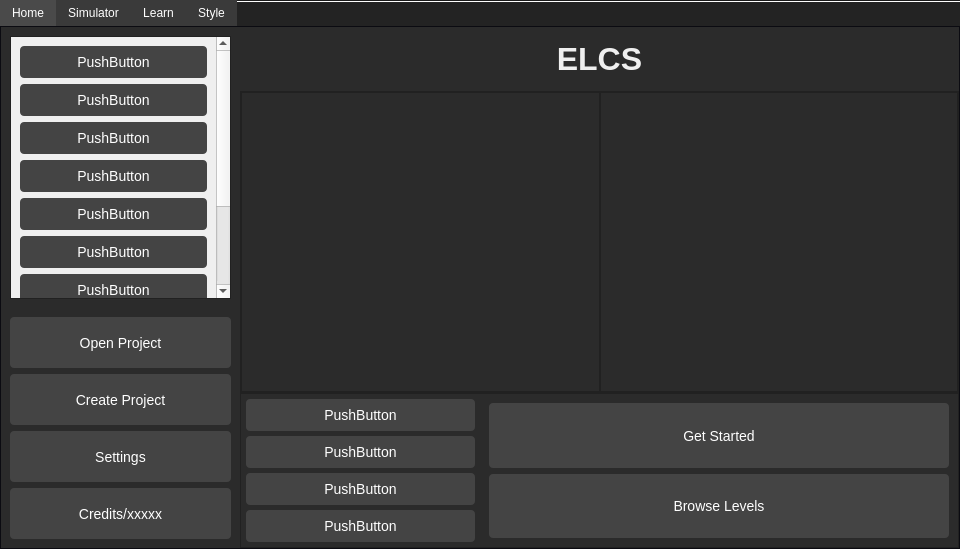
This is src/ui/mainwindow.ui in karbysCantCode/ELCS as Qt 5 draws it before an edit. The edited form follows.
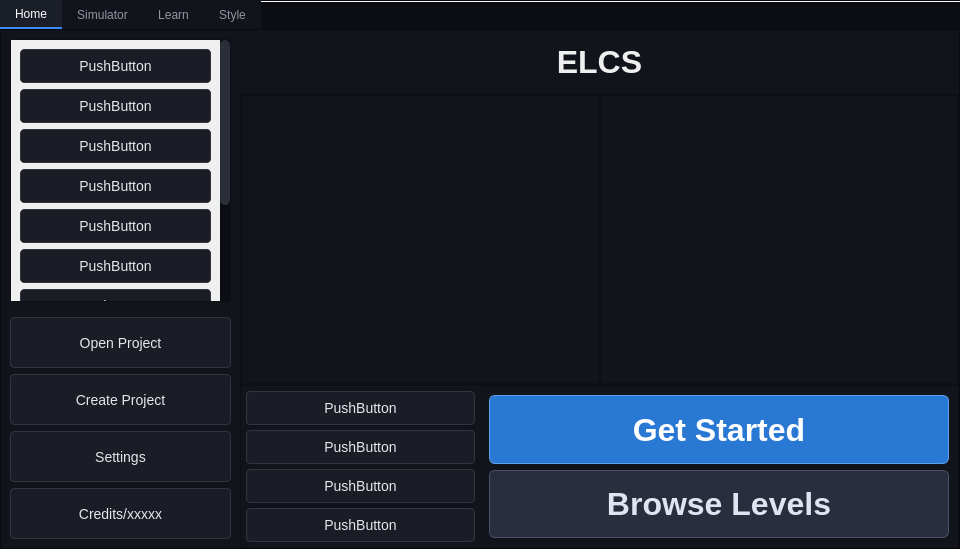
This is the edited form. The open tabs and pages were chosen to show the change. Custom widgets are drawn as their Qt base class.

The edit to the form file:
```diff
--- a/src/ui/mainwindow.ui
+++ b/src/ui/mainwindow.ui
@@ -29,20 +29,33 @@
    <string>MainWindow</string>
   </property>
   <property name="styleSheet">
-   <string notr="true">QMainWindow {
-    background: rgb(11, 11, 17);
+   <string notr="true">/* =========================================================
+   GLOBAL
+   ========================================================= */
+
+QMainWindow {
+    background: #080a0f;
 }
 
 QWidget#centralwidget {
-    background: rgb(11, 11, 17);
+    background: #080a0f;
 }
 
+QWidget {
+    color: #e5e7eb;
+}
+
+
+/* =========================================================
+   TOOL BUTTONS
+   ========================================================= */
+
 QToolButton {
-    background: rgb(30, 59, 84);
-    color: white;
-	border: 1px solid #a3ccff;
+    background: #151923;
+    color: #e5e7eb;
+    border: 1px solid #303542;
     border-radius: 4px;
-    padding: 2px 2px;
+    padding: 2px 4px;
     font-size: 14px;
 }
 
@@ -55,82 +68,78 @@
 }
 
 QToolButton:checked {
-    background: rgb(45, 78, 107);
+    background: #202a3a;
+    border: 1px solid #4b6b91;
 }
 
-QTabWidget#tabWidget QWidget[variant=&quot;page&quot;] {
- background: rgb(30, 30, 50);
+
+/* =========================================================
+   TABS
+   ========================================================= */
+
+QTabWidget {
+    background: #101218;
+}
+
+QTabWidget::pane {
+    background: #11141b;
+    border: 1px solid #292d37;
 }
 
 QTabBar {
-    background: rgb(35, 35, 35);
+    background: #0b0d12;
 }
 
 QTabBar::tab {
-    background: rgb(58, 58, 58);
-    color: white;
+    background: #11141a;
+    color: #8f96a3;
     padding: 6px 14px;
-}
-
-QTabBar::tab:selected {
-    background: rgb(43, 43, 43);
-}
-
-QTabWidget::pane {
-    background: #2b2b2b;
-    border: 1px solid #555;
-}
-
-QTabBar::tab {
-    background: #3a3a3a;
-    color: white;
-    padding: 6px 12px;
-}
-
-QTabBar::tab:selected {
-    background: #4a4a4a;
+    border: 1px solid transparent;
 }
 
 QTabBar::tab:hover {
     background: #505050;
 }
 
+QTabBar::tab:selected {
+    background: #1b1f29;
+    color: #ffffff;
+    border-bottom: 2px solid #3d8cff;
+}
+
+
+/* =========================================================
+   TEXT EDIT
+   ========================================================= */
+
 QTextEdit {
-    background: #3a3a3a;
-    color: white;
-    border: 1px solid #555;
+    background: #11141a;
+    color: #e5e7eb;
+    border: 1px solid #2d323d;
     border-radius: 4px;
     padding: 8px;
     font-size: 14px;
+    selection-background-color: #294b73;
+    selection-color: white;
+}
+
+QTextEdit:hover {
+    border: 1px solid #3a414f;
 }
 
 QTextEdit:focus {
     border: 1px solid #4da6ff;
 }
 
-QPushButton[variant=&quot;create&quot;] {
-    background: rgb(30, 59, 84);
-    color: white;
-    border: 1px solid #a3ccff;
-    border-radius: 4px;
-    padding: 8px 18px;
-    font-size: 14px;
-}
 
-QPushButton[variant=&quot;create&quot;]:hover {
-    background: rgb(45, 78, 107);
-	border: 1px solid #a3ccff;
-}
-
-QPushButton[variant=&quot;create&quot;]:pressed {
-    background: rgb(20, 42, 60);
-	border: 1px solid #a3ccff;
-}
+/* =========================================================
+   BUTTONS
+   ========================================================= */
 
 QPushButton {
-    background: #444444;
-    color: white;
-    border: none;
+    background: #1a1d25;
+    color: #e5e7eb;
+    border: 1px solid #303541;
     border-radius: 4px;
     padding: 8px 18px;
     font-size: 14px;
@@ -144,10 +153,38 @@
     background: #333333;
 }
 
+
+/* =========================================================
+   CREATE BUTTON
+   ========================================================= */
+
+QPushButton[variant=&quot;create&quot;] {
+    background: #18283a;
+    color: #e8f2ff;
+    border: 1px solid #426487;
+    border-radius: 4px;
+    padding: 8px 18px;
+    font-size: 14px;
+}
+
+QPushButton[variant=&quot;create&quot;]:hover {
+    background: #20364d;
+    border: 1px solid #527ba5;
+}
+
+QPushButton[variant=&quot;create&quot;]:pressed {
+    background: #122131;
+}
+
+
+/* =========================================================
+   MAIN BUTTON
+   ========================================================= */
+
 QPushButton#mainButton {
-    background: #2d8cff;
+    background: #216dcc;
     color: white;
-    border: 1px solid #a3ccff;
+    border: 1px solid #5597ed;
     border-radius: 4px;
     padding: 8px 18px;
     font-size: 14px;
@@ -161,10 +198,15 @@
     background: #1c6dcc;
 }
 
+
+/* =========================================================
+   DANGER BUTTON
+   ========================================================= */
+
 QPushButton#dangerButton {
-    background: #d9534f;
-    color: white;
-    border: none;
+    background: #642a2a;
+    color: #ffdddd;
+    border: 1px solid #8b3b3b;
     border-radius: 4px;
     padding: 8px 18px;
     font-size: 14px;
@@ -179,56 +221,190 @@
 }
 
 
+/* =========================================================
+   FRAMES / PANELS
+   ========================================================= */
+
 QFrame {
-    background: #2b2b2b;
+    background: #11141b;
 }
 
 QFrame#secondaryFrame {
-    background: #333333;
+    background: #171a22;
 }
 
 QFrame#cardFrame {
-    background: #3a3a3a;
-    border-radius: 4px;
-    border: 1px solid #555555;
+    background: #1b1f28;
+    border-radius: 5px;
+    border: 1px solid #2c313c;
 }
 
 
+/* =========================================================
+   OVERLAY
+   ========================================================= */
+
 QWidget#overlay {
-    background: rgba(0,0,0,120);
+    background: rgba(0, 0, 0, 175);
 }
 
 
+/* =========================================================
+   LABELS
+   ========================================================= */
+
 QLabel {
-    color: #dddddd;
+    color: #d5d9e0;
     font-size: 14px;
 }
 
-
 QLabel#titleLabel {
-    color: white;
+    color: #f3f4f6;
     font-size: 20px;
     font-weight: bold;
 }
 
-
 QLabel#secondaryLabel {
-    color: #aaaaaa;
+    color: #858c99;
     font-size: 12px;
 }
 
-
 QLabel#errorLabel {
     color: #ff6b6b;
     font-size: 13px;
     font-weight: bold;
 }
 
-
 QLabel#successLabel {
-    color: #4caf50;
+    color: #5fc77b;
     font-size: 13px;
     font-weight: bold;
+}
+
+
+/* =========================================================
+   SCROLLBARS
+   ========================================================= */
+
+QScrollBar:vertical {
+    background: #0b0d12;
+    width: 10px;
+    margin: 0;
+}
+
+QScrollBar::handle:vertical {
+    background: #292e38;
+    min-height: 25px;
+    border-radius: 5px;
+}
+
+QScrollBar::handle:vertical:hover {
+    background: #383f4c;
+}
+
+QScrollBar::add-line:vertical,
+QScrollBar::sub-line:vertical {
+    height: 0;
+}
+
+QScrollBar:horizontal {
+    background: #0b0d12;
+    height: 10px;
+    margin: 0;
+}
+
+QScrollBar::handle:horizontal {
+    background: #292e38;
+    min-width: 25px;
+    border-radius: 5px;
+}
+
+QScrollBar::handle:horizontal:hover {
+    background: #383f4c;
+}
+
+QScrollBar::add-line:horizontal,
+QScrollBar::sub-line:horizontal {
+    width: 0;
+}
+
+
+/* =========================================================
+   LINE EDIT
+   ========================================================= */
+
+QLineEdit {
+    background: #11141a;
+    color: #e5e7eb;
+    border: 1px solid #2d323d;
+    border-radius: 4px;
+    padding: 7px 8px;
+    font-size: 14px;
+    selection-background-color: #294b73;
+}
+
+QLineEdit:hover {
+    border: 1px solid #3a414f;
+}
+
+QLineEdit:focus {
+    border: 1px solid #3d8cff;
+}
+
+
+/* =========================================================
+   CHECKBOXES
+   ========================================================= */
+
+QCheckBox {
+    color: #d5d9e0;
+    spacing: 7px;
+}
+
+QCheckBox::indicator {
+    width: 15px;
+    height: 15px;
+    background: #11141a;
+    border: 1px solid #3a404c;
+    border-radius: 3px;
+}
+
+QCheckBox::indicator:hover {
+    border: 1px solid #4b5565;
+}
+
+QCheckBox::indicator:checked {
+    background: #216dcc;
+    border: 1px solid #5597ed;
+}
+
+
+/* =========================================================
+   COMBO BOX
+   ========================================================= */
+
+QComboBox {
+    background: #11141a;
+    color: #e5e7eb;
+    border: 1px solid #2d323d;
+    border-radius: 4px;
+    padding: 6px 8px;
+}
+
+QComboBox:hover {
+    border: 1px solid #3a414f;
+}
+
+QComboBox:focus {
+    border: 1px solid #3d8cff;
+}
+
+QComboBox QAbstractItemView {
+    background: #151820;
+    color: #e5e7eb;
+    border: 1px solid #303541;
+    selection-background-color: #24364d;
+    selection-color: white;
 }</string>
   </property>
   <widget class="QWidget" name="centralwidget">
@@ -262,88 +438,196 @@
       <property name="palette">
        <palette>
         <active>
+         <colorrole role="WindowText">
+          <brush brushstyle="SolidPattern">
+           <color alpha="255">
+            <red>229</red>
+            <green>231</green>
+            <blue>235</blue>
+           </color>
+          </brush>
+         </colorrole>
          <colorrole role="Button">
           <brush brushstyle="SolidPattern">
            <color alpha="255">
-            <red>27</red>
-            <green>27</green>
-            <blue>28</blue>
+            <red>16</red>
+            <green>18</green>
+            <blue>24</blue>
+           </color>
+          </brush>
+         </colorrole>
+         <colorrole role="Text">
+          <brush brushstyle="SolidPattern">
+           <color alpha="255">
+            <red>229</red>
+            <green>231</green>
+            <blue>235</blue>
+           </color>
+          </brush>
+         </colorrole>
+         <colorrole role="ButtonText">
+          <brush brushstyle="SolidPattern">
+           <color alpha="255">
+            <red>229</red>
+            <green>231</green>
+            <blue>235</blue>
            </color>
           </brush>
          </colorrole>
          <colorrole role="Base">
           <brush brushstyle="SolidPattern">
            <color alpha="255">
-            <red>27</red>
-            <green>27</green>
-            <blue>28</blue>
+            <red>16</red>
+            <green>18</green>
+            <blue>24</blue>
            </color>
           </brush>
          </colorrole>
          <colorrole role="Window">
           <brush brushstyle="SolidPattern">
            <color alpha="255">
-            <red>27</red>
-            <green>27</green>
-            <blue>28</blue>
+            <red>16</red>
+            <green>18</green>
+            <blue>24</blue>
+           </color>
+          </brush>
+         </colorrole>
+         <colorrole role="PlaceholderText">
+          <brush brushstyle="SolidPattern">
+           <color alpha="128">
+            <red>229</red>
+            <green>231</green>
+            <blue>235</blue>
            </color>
           </brush>
          </colorrole>
         </active>
         <inactive>
+         <colorrole role="WindowText">
+          <brush brushstyle="SolidPattern">
+           <color alpha="255">
+            <red>229</red>
+            <green>231</green>
+            <blue>235</blue>
+           </color>
+          </brush>
+         </colorrole>
          <colorrole role="Button">
           <brush brushstyle="SolidPattern">
            <color alpha="255">
-            <red>27</red>
-            <green>27</green>
-            <blue>28</blue>
+            <red>16</red>
+            <green>18</green>
+            <blue>24</blue>
+           </color>
+          </brush>
+         </colorrole>
+         <colorrole role="Text">
+          <brush brushstyle="SolidPattern">
+           <color alpha="255">
+            <red>229</red>
+            <green>231</green>
+            <blue>235</blue>
+           </color>
+          </brush>
+         </colorrole>
+         <colorrole role="ButtonText">
+          <brush brushstyle="SolidPattern">
+           <color alpha="255">
+            <red>229</red>
+            <green>231</green>
+            <blue>235</blue>
            </color>
           </brush>
          </colorrole>
          <colorrole role="Base">
           <brush brushstyle="SolidPattern">
            <color alpha="255">
-            <red>27</red>
-            <green>27</green>
-            <blue>28</blue>
+            <red>16</red>
+            <green>18</green>
+            <blue>24</blue>
            </color>
           </brush>
          </colorrole>
          <colorrole role="Window">
           <brush brushstyle="SolidPattern">
            <color alpha="255">
-            <red>27</red>
-            <green>27</green>
-            <blue>28</blue>
+            <red>16</red>
+            <green>18</green>
+            <blue>24</blue>
+           </color>
+          </brush>
+         </colorrole>
+         <colorrole role="PlaceholderText">
+          <brush brushstyle="SolidPattern">
+           <color alpha="128">
+            <red>229</red>
+            <green>231</green>
+            <blue>235</blue>
            </color>
           </brush>
          </colorrole>
         </inactive>
         <disabled>
+         <colorrole role="WindowText">
+          <brush brushstyle="SolidPattern">
+           <color alpha="255">
+            <red>229</red>
+            <green>231</green>
+            <blue>235</blue>
+           </color>
+          </brush>
+         </colorrole>
          <colorrole role="Button">
           <brush brushstyle="SolidPattern">
            <color alpha="255">
-            <red>27</red>
-            <green>27</green>
-            <blue>28</blue>
+            <red>16</red>
+            <green>18</green>
+            <blue>24</blue>
+           </color>
+          </brush>
+         </colorrole>
+         <colorrole role="Text">
+          <brush brushstyle="SolidPattern">
+           <color alpha="255">
+            <red>229</red>
+            <green>231</green>
+            <blue>235</blue>
+           </color>
+          </brush>
+         </colorrole>
+         <colorrole role="ButtonText">
+          <brush brushstyle="SolidPattern">
+           <color alpha="255">
+            <red>229</red>
+            <green>231</green>
+            <blue>235</blue>
            </color>
           </brush>
          </colorrole>
          <colorrole role="Base">
           <brush brushstyle="SolidPattern">
            <color alpha="255">
-            <red>27</red>
-            <green>27</green>
-            <blue>28</blue>
+            <red>16</red>
+            <green>18</green>
+            <blue>24</blue>
            </color>
           </brush>
          </colorrole>
          <colorrole role="Window">
           <brush brushstyle="SolidPattern">
            <color alpha="255">
-            <red>27</red>
-            <green>27</green>
-            <blue>28</blue>
+            <red>16</red>
+            <green>18</green>
+            <blue>24</blue>
+           </color>
+          </brush>
+         </colorrole>
+         <colorrole role="PlaceholderText">
+          <brush brushstyle="SolidPattern">
+           <color alpha="128">
+            <red>229</red>
+            <green>231</green>
+            <blue>235</blue>
            </color>
           </brush>
          </colorrole>
@@ -431,8 +715,8 @@
                <rect>
                 <x>0</x>
                 <y>0</y>
-                <width>213</width>
-                <height>494</height>
+                <width>203</width>
+                <height>514</height>
                </rect>
               </property>
               <layout class="QVBoxLayout" name="verticalLayout">
@@ -451,54 +735,54 @@
                     <colorrole role="WindowText">
                      <brush brushstyle="SolidPattern">
                       <color alpha="255">
-                       <red>255</red>
-                       <green>255</green>
-                       <blue>255</blue>
+                       <red>229</red>
+                       <green>231</green>
+                       <blue>235</blue>
                       </color>
                      </brush>
                     </colorrole>
                     <colorrole role="Button">
                      <brush brushstyle="SolidPattern">
                       <color alpha="255">
-                       <red>68</red>
-                       <green>68</green>
-                       <blue>68</blue>
+                       <red>26</red>
+                       <green>29</green>
+                       <blue>37</blue>
                       </color>
                      </brush>
                     </colorrole>
                     <colorrole role="Text">
                      <brush brushstyle="SolidPattern">
                       <color alpha="255">
-                       <red>255</red>
-                       <green>255</green>
-                       <blue>255</blue>
+                       <red>229</red>
+                       <green>231</green>
+                       <blue>235</blue>
                       </color>
                      </brush>
                     </colorrole>
                     <colorrole role="ButtonText">
                      <brush brushstyle="SolidPattern">
                       <color alpha="255">
-                       <red>255</red>
-                       <green>255</green>
-                       <blue>255</blue>
+                       <red>229</red>
+                       <green>231</green>
+                       <blue>235</blue>
                       </color>
                      </brush>
                     </colorrole>
                     <colorrole role="Base">
                      <brush brushstyle="SolidPattern">
                       <color alpha="255">
-                       <red>68</red>
-                       <green>68</green>
-                       <blue>68</blue>
+                       <red>26</red>
+                       <green>29</green>
+                       <blue>37</blue>
                       </color>
                      </brush>
                     </colorrole>
                     <colorrole role="Window">
                      <brush brushstyle="SolidPattern">
                       <color alpha="255">
-                       <red>68</red>
-                       <green>68</green>
-                       <blue>68</blue>
+                       <red>26</red>
+                       <green>29</green>
+                       <blue>37</blue>
                       </color>
                      </brush>
                     </colorrole>
@@ -514,9 +798,9 @@
                     <colorrole role="PlaceholderText">
                      <brush brushstyle="SolidPattern">
                       <color alpha="128">
-                       <red>255</red>
-                       <green>255</green>
-                       <blue>255</blue>
+                       <red>229</red>
+                       <green>231</green>
+                       <blue>235</blue>
                       </color>
                      </brush>
                     </colorrole>
@@ -525,54 +809,54 @@
                     <colorrole role="WindowText">
                      <brush brushstyle="SolidPattern">
                       <color alpha="255">
-                       <red>255</red>
-                       <green>255</green>
-                       <blue>255</blue>
+                       <red>229</red>
+                       <green>231</green>
+                       <blue>235</blue>
                       </color>
                      </brush>
                     </colorrole>
                     <colorrole role="Button">
                      <brush brushstyle="SolidPattern">
                       <color alpha="255">
-                       <red>68</red>
-                       <green>68</green>
-                       <blue>68</blue>
+                       <red>26</red>
+                       <green>29</green>
+                       <blue>37</blue>
                       </color>
                      </brush>
                     </colorrole>
                     <colorrole role="Text">
                      <brush brushstyle="SolidPattern">
                       <color alpha="255">
-                       <red>255</red>
-                       <green>255</green>
-                       <blue>255</blue>
+                       <red>229</red>
+                       <green>231</green>
+                       <blue>235</blue>
                       </color>
                      </brush>
                     </colorrole>
                     <colorrole role="ButtonText">
                      <brush brushstyle="SolidPattern">
                       <color alpha="255">
-                       <red>255</red>
-                       <green>255</green>
-                       <blue>255</blue>
+                       <red>229</red>
+                       <green>231</green>
+                       <blue>235</blue>
                       </color>
                      </brush>
                     </colorrole>
                     <colorrole role="Base">
                      <brush brushstyle="SolidPattern">
                       <color alpha="255">
-                       <red>68</red>
-                       <green>68</green>
-                       <blue>68</blue>
+                       <red>26</red>
+                       <green>29</green>
+                       <blue>37</blue>
                       </color>
                      </brush>
                     </colorrole>
                     <colorrole role="Window">
                      <brush brushstyle="SolidPattern">
                       <color alpha="255">
-                       <red>68</red>
-                       <green>68</green>
-                       <blue>68</blue>
+                       <red>26</red>
+                       <green>29</green>
+                       <blue>37</blue>
                       </color>
                      </brush>
                     </colorrole>
@@ -588,9 +872,9 @@
                     <colorrole role="PlaceholderText">
                      <brush brushstyle="SolidPattern">
                       <color alpha="128">
-                       <red>255</red>
-                       <green>255</green>
-                       <blue>255</blue>
+                       <red>229</red>
+                       <green>231</green>
+                       <blue>235</blue>
                       </color>
                      </brush>
                     </colorrole>
@@ -599,54 +883,54 @@
                     <colorrole role="WindowText">
                      <brush brushstyle="SolidPattern">
                       <color alpha="255">
-                       <red>255</red>
-                       <green>255</green>
-                       <blue>255</blue>
+                       <red>229</red>
+                       <green>231</green>
+                       <blue>235</blue>
                       </color>
                      </brush>
                     </colorrole>
                     <colorrole role="Button">
                      <brush brushstyle="SolidPattern">
                       <color alpha="255">
-                       <red>68</red>
-                       <green>68</green>
-                       <blue>68</blue>
+                       <red>26</red>
+                       <green>29</green>
+                       <blue>37</blue>
                       </color>
                      </brush>
                     </colorrole>
                     <colorrole role="Text">
                      <brush brushstyle="SolidPattern">
                       <color alpha="255">
-                       <red>255</red>
-                       <green>255</green>
-                       <blue>255</blue>
+                       <red>229</red>
+                       <green>231</green>
+                       <blue>235</blue>
                       </color>
                      </brush>
                     </colorrole>
                     <colorrole role="ButtonText">
                      <brush brushstyle="SolidPattern">
                       <color alpha="255">
-                       <red>255</red>
-                       <green>255</green>
-                       <blue>255</blue>
+                       <red>229</red>
+                       <green>231</green>
+                       <blue>235</blue>
                       </color>
                      </brush>
                     </colorrole>
                     <colorrole role="Base">
                      <brush brushstyle="SolidPattern">
                       <color alpha="255">
-                       <red>68</red>
-                       <green>68</green>
-                       <blue>68</blue>
+                       <red>26</red>
+                       <green>29</green>
+                       <blue>37</blue>
                       </color>
                      </brush>
                     </colorrole>
                     <colorrole role="Window">
                      <brush brushstyle="SolidPattern">
                       <color alpha="255">
-                       <red>68</red>
-                       <green>68</green>
-                       <blue>68</blue>
+                       <red>26</red>
+                       <green>29</green>
+                       <blue>37</blue>
                       </color>
                      </brush>
                     </colorrole>
@@ -662,9 +946,9 @@
                     <colorrole role="PlaceholderText">
                      <brush brushstyle="SolidPattern">
                       <color alpha="128">
-                       <red>255</red>
-                       <green>255</green>
-                       <blue>255</blue>
+                       <red>229</red>
+                       <green>231</green>
+                       <blue>235</blue>
                       </color>
                      </brush>
                     </colorrole>
@@ -1096,6 +1380,27 @@
                         <verstretch>0</verstretch>
                        </sizepolicy>
                       </property>
+                      <property name="styleSheet">
+                       <string notr="true">QPushButton#getStartedButton {
+    background: #2878d4;
+    color: #ffffff;
+    border: 1px solid #5da0ee;
+    border-radius: 6px;
+    padding: 10px 24px;
+    font-size: 24pt;
+    font-weight: 600;
+}
+
+QPushButton#getStartedButton:hover {
+    background: #3589e8;
+    border: 1px solid #79b4f5;
+}
+
+QPushButton#getStartedButton:pressed {
+    background: #1d5fae;
+    border: 1px solid #4c8ed0;
+}</string>
+                      </property>
                       <property name="text">
                        <string>Get Started</string>
                       </property>
@@ -1109,6 +1414,28 @@
                         <verstretch>0</verstretch>
                        </sizepolicy>
                       </property>
+                      <property name="styleSheet">
+                       <string notr="true">QPushButton#browseLevelsButton {
+    background: #292d3d;
+    color: #dfe4f0;
+    border: 1px solid #4a5268;
+    border-radius: 6px;
+    padding: 10px 24px;
+    font-size: 24pt;
+    font-weight: 500;
+}
+
+QPushButton#browseLevelsButton:hover {
+    background: #343a4e;
+    color: #ffffff;
+    border: 1px solid #626d87;
+}
+
+QPushButton#browseLevelsButton:pressed {
+    background: #202431;
+    border: 1px solid #424a5d;
+}</string>
+                      </property>
                       <property name="text">
                        <string>Browse Levels</string>
                       </property>
```
Left out of the diff: 105 changed lines with no effect on the pictures.
